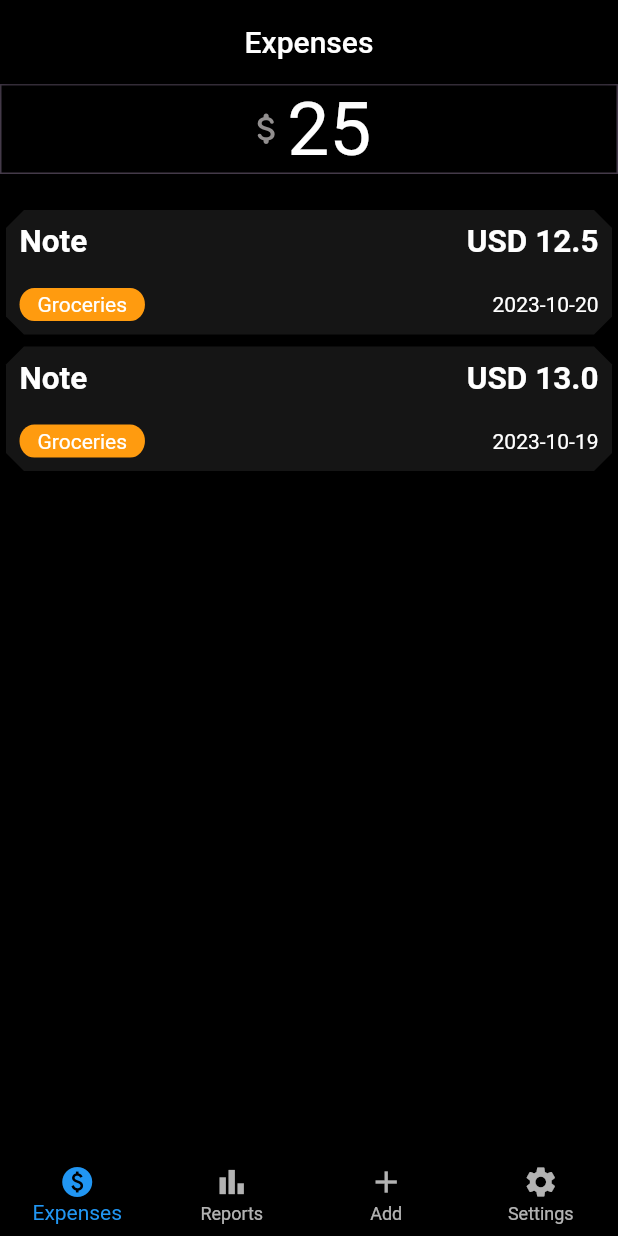
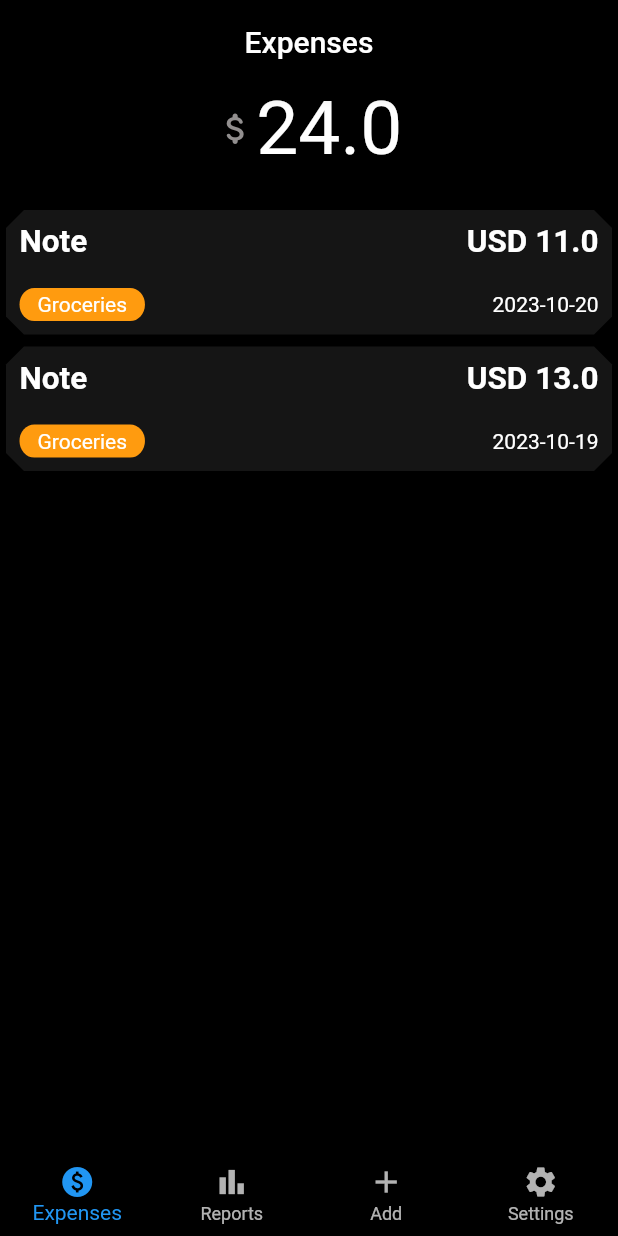
Before and after one commit to puneetkumarbajaj/expense_tracker, a Flutter app: the screen it shows after launch, on a phone screen of 412 x 824 dp. Run offline on Flutter 3.47's test engine with Material 2 defaults, Android fonts, the phone set to English and light mode, and no system bars; our stand-ins replace fl_chart, flutter_colorpicker, flutter_slidable, hive, hive_flutter; accounts and stored records are empty; statements that could not run were skipped.

Commit message:
Beta Release

```diff
--- a/lib/data/database.dart
+++ b/lib/data/database.dart
@@ -17,7 +17,7 @@ class ExpenseTrackerDataBase {
       Category(name: "Groceries", color: Color(0xFFFF9B0F))
     ];
     expenses = [
-      [12.5, "weekly", DateTime(2023, 10, 20), "Note", "Groceries", Color(0xFFFF9B0F)],
+      [11.0, "weekly", DateTime(2023, 10, 20), "Note", "Groceries", Color(0xFFFF9B0F)],
       [13.0, "none", DateTime(2023, 10, 19), "Note", "Groceries", Color(0xFFFF9B0F)],
     ];
     dataBox.put("CATEGORIES", categories);
--- a/lib/pages/expenses.dart
+++ b/lib/pages/expenses.dart
@@ -27,7 +27,6 @@ class _ExpensesState extends State<Expenses> {
       db.loadExpenseData();
     }
     super.initState();
-    // debugPrint(db.expenses[1][0].toString());
     double sum = 0;
     for (int i = 0; i < db.expenses.length; i++) {
       sum = sum + db.expenses[i][0];
@@ -44,8 +43,6 @@ class _ExpensesState extends State<Expenses> {
         children: [
           Container(
             height: 60,
-            decoration:
-                BoxDecoration(border: Border.all(color: Color(0xff443a49))),
             child: Row(
               mainAxisAlignment: MainAxisAlignment.center,
               children: [
@@ -55,7 +52,7 @@ class _ExpensesState extends State<Expenses> {
                   color: Color.fromARGB(255, 146, 143, 143),
                 ),
                 Text(
-                  total.toString().split('.')[0],
+                  total.toString(),
                   style: const TextStyle(
                     fontSize: 50,
                     fontWeight: FontWeight.w400,
--- a/lib/pages/reports.dart
+++ b/lib/pages/reports.dart
@@ -50,7 +50,7 @@ class _ReportsState extends State<Reports> {
             int rodIndex,
           ) {
             return BarTooltipItem(
-              rod.toY.round().toString(),
+              rod.toY.toString(),
               const TextStyle(
                 color: Colors.cyan,
                 fontWeight: FontWeight.bold,
--- a/lib/pages/settings.dart
+++ b/lib/pages/settings.dart
@@ -41,7 +41,7 @@ class Settings extends WidgetWithTitle {
             ),
             ListTile(
                 title: const Text(
-                  "Erase All Data",
+                  "Reset to Factory",
                   style: TextStyle(color: Colors.red),
                 ),
                 trailing: Icon(Icons.keyboard_arrow_right_sharp),
@@ -53,11 +53,11 @@ class Settings extends WidgetWithTitle {
                         child: const Text('Cancel' , style: TextStyle(color: Colors.blue),),
                       ),
                       TextButton(
-                        onPressed: handleEraseData,
+                        onPressed: () {handleEraseData; Navigator.of(context).pop();},
                         child: const Text('Erase Data', style: TextStyle(color: Colors.red),),
                       )
                     ],
-                    title: Text("Are you sure"),
+                    title: Text("Are you sure? This will Erase all your personal data and reset the app back to fresh install state"),
                     backgroundColor: Color.fromARGB(255, 28, 28, 30),
                   );
                   showDialog(
```
Also changed, not shown: lib/pages/addExpense.dart (+4 -4 lines).
